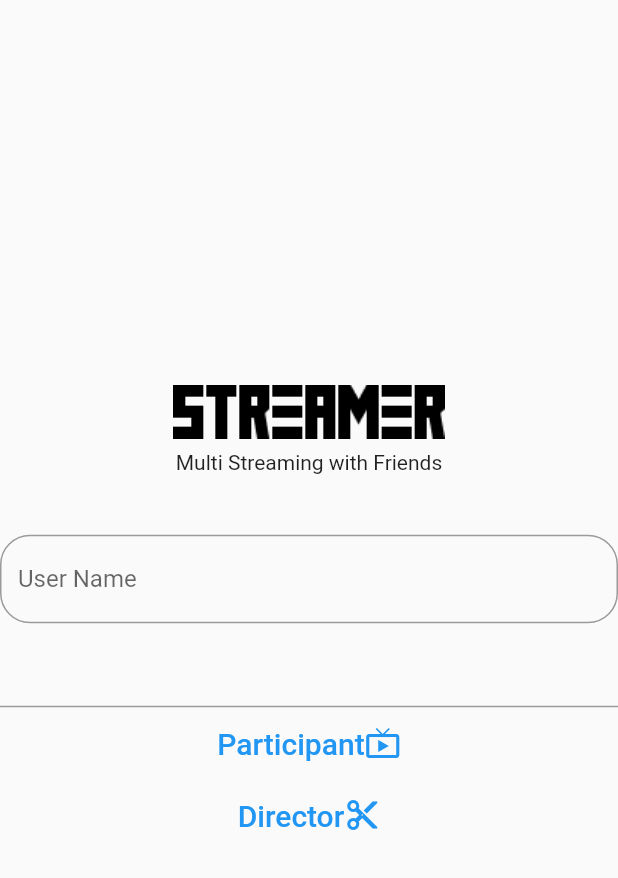
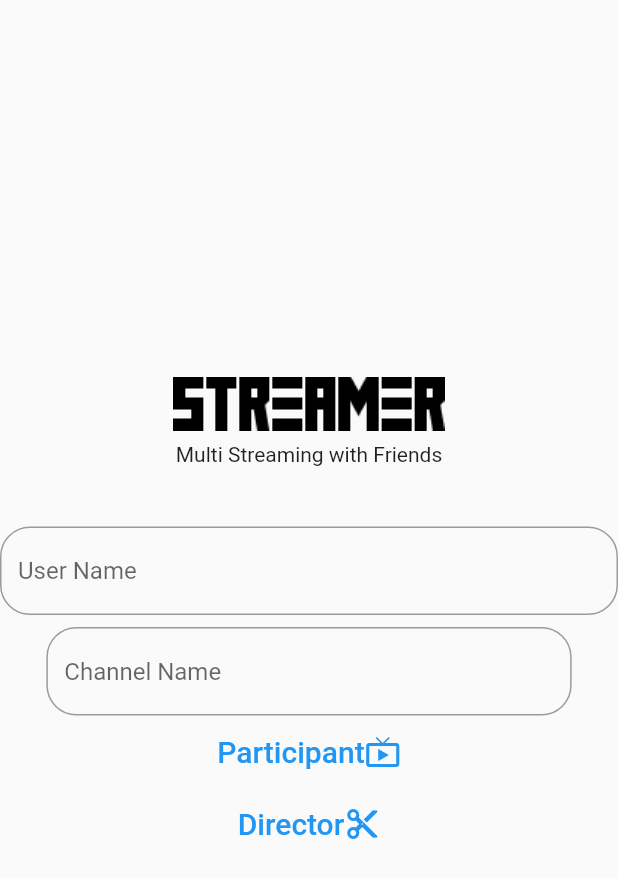
Before and after one commit to maoja37/streamer_app_agora, a Flutter app: the screen it shows after launch, on a phone screen of 412 x 824 dp. Shown: the top 878 px of the screen. Run offline on Flutter 3.47's test engine with Material 2 defaults, Android fonts, the phone set to English and light mode, and no system bars; our stand-ins replace flutter_riverpod.

```diff
--- a/lib/pages/home.dart
+++ b/lib/pages/home.dart
@@ -37,11 +37,23 @@ class _HomeState extends State<Home> {
                   ),
             )),
             const SizedBox(height: 8),
-          const TextField(),
+          Container(
+                width: MediaQuery.of(context).size.width * 0.85,
+                child: TextFormField(
+                  controller: _channelName,
+                  decoration: InputDecoration(
+                    border: OutlineInputBorder(
+                      borderRadius: BorderRadius.circular(20),
+                      borderSide: const BorderSide(color: Colors.grey),
+                    ),
+                    hintText: 'Channel Name',
+                  ),
+                ),
+              ),
           TextButton(
               onPressed: () {
                 Navigator.of(context).push(
-                    MaterialPageRoute(builder: (context) => const Participant()));
+                    MaterialPageRoute(builder: (context) =>  Participant(channelName: _channelName.text,  userName: _userName.text,)));
               },
               child: Row(
                   mainAxisAlignment: MainAxisAlignment.center,
@@ -52,7 +64,7 @@ class _HomeState extends State<Home> {
           TextButton(
               onPressed: () {
                  Navigator.of(context).push(
-                    MaterialPageRoute(builder: (context) => const Director()));
+                    MaterialPageRoute(builder: (context) =>  Director(channelName: _channelName.text,)));
               },
               child: Row(
                   mainAxisAlignment: MainAxisAlignment.center,
```
